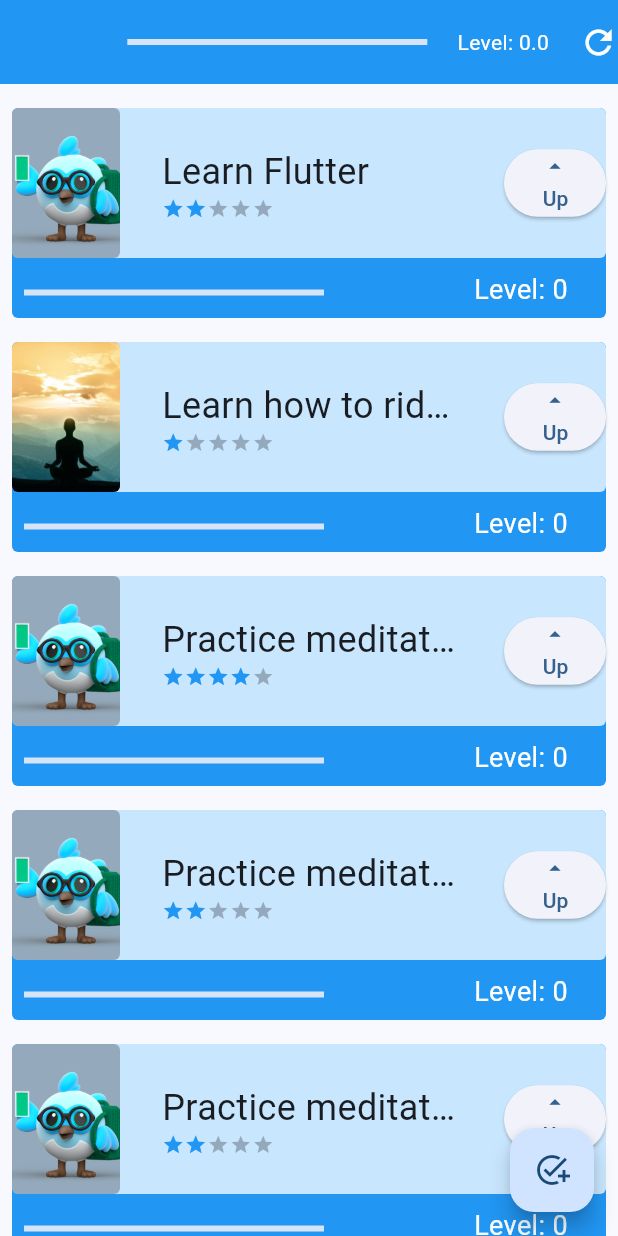
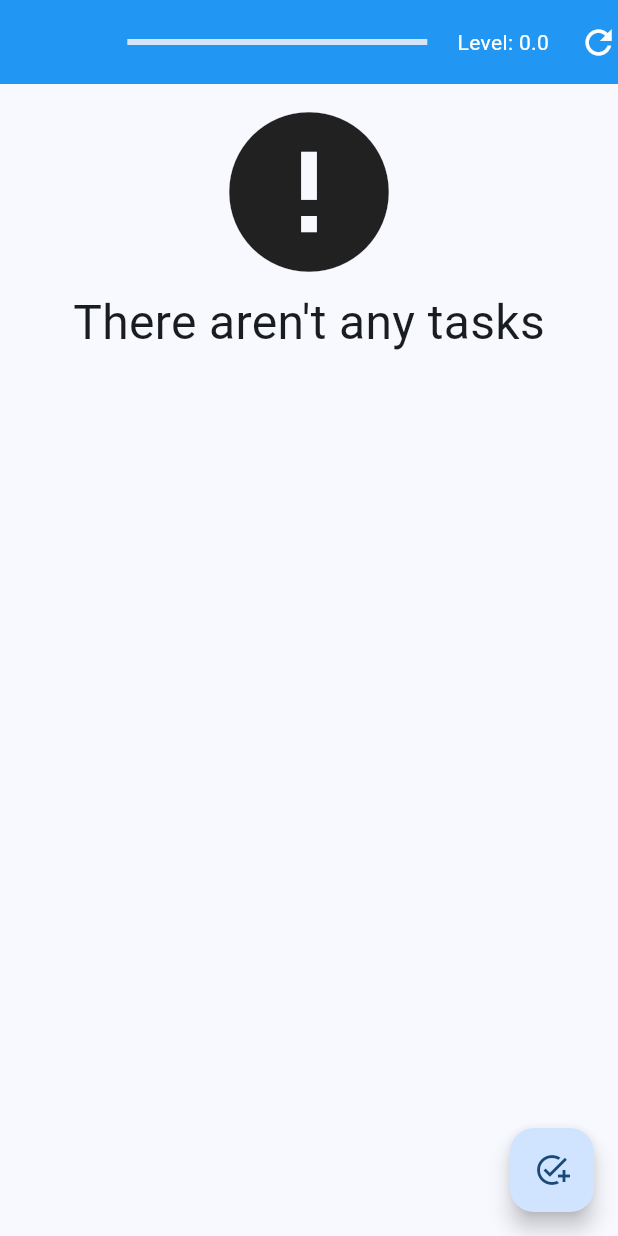
Before and after one commit to Bia1106/app_tasks_alura, a Flutter app: the screen it shows after launch, on a phone screen of 412 x 824 dp. Run offline on Flutter 3.47's test engine with Material 3 defaults, Android fonts, the phone set to English and light mode, and no system bars; our stand-ins replace sqflite; accounts and stored records are empty.

Commit message:
🗃️ added data base connection and modifed the responsable file for getting db information;

```diff
--- /dev/null
+++ b/lib/data/task_dao.dart
@@ -0,0 +1,83 @@
+import 'package:app_tasks_alura/components/task.dart';
+import 'package:app_tasks_alura/data/database.dart';
+import 'package:flutter/material.dart';
+import 'package:sqflite/sqflite.dart';
+
+class TaskDao {
+  static const String _tablename = 'taskTable';
+  static const String _name = 'taskName';
+  static const String _difficulty = 'difficulty';
+  static const String _image = 'image';
+
+  static const String tableSql = 'CREATE TABLE $_tablename('
+      '$_name TEXT, '
+      '$_difficulty INTEGER, '
+      '$_image TEXT)';
+
+  save(Task task) async {
+    debugPrint("Accessing method save: ");
+    final Database db = await getDatabase();
+    var itemExists = await find(task.taskName);
+    Map<String, dynamic> taskMap = toMap(task);
+    if (itemExists.isEmpty) {
+      debugPrint("Task didn't exist");
+      return await db.insert(
+        _tablename,
+        taskMap,
+      );
+    } else {
+      debugPrint("The task already existed");
+      return await db.update(
+        _tablename,
+        taskMap,
+        where: '$_name = ?',
+        whereArgs: [task.taskName],
+      );
+    }
+  }
+
+  Future<List<Task>> findAll() async {
+    debugPrint("Accessing method findAll: ");
+    final Database db = await getDatabase();
+    final List<Map<String, dynamic>> result = await db.query(_tablename);
+    debugPrint("Searching data in the data base... Found: $result");
+    return toList(result);
+  }
+
+  Future<List<Task>> find(String taskName) async {
+    debugPrint("Accessing method findAll: ");
+    final Database db = await getDatabase();
+    final List<Map<String, dynamic>> result =
+        await db.query(_tablename, where: '$_name = ?', whereArgs: [taskName]);
+    debugPrint("Searching data in the data base... Found: ${toList(result)}");
+    return toList(result);
+  }
+
+  delete(String taskName) async {
+    debugPrint("Deleting task $taskName");
+    final Database db = await getDatabase();
+    return db.delete(_tablename, where: '$_name = ?', whereArgs: [taskName]);
+  }
+
+  List<Task> toList(List<Map<String, dynamic>> tasksList) {
+    debugPrint("Converting to a list");
+    final List<Task> tasks = [];
+    for (Map<String, dynamic> line in tasksList) {
+      final Task task =
+          Task(line[_name], line[_image], difficulty: line[_difficulty]);
+      tasks.add(task);
+    }
+    debugPrint('Task list $tasks');
+    return tasks;
+  }
+
+  Map<String, dynamic> toMap(Task task) {
+    debugPrint("Converting to a map");
+    final Map<String, dynamic> tasksMap = {};
+    tasksMap[_name] = task.taskName;
+    tasksMap[_image] = task.photo;
+    tasksMap[_difficulty] = task.difficulty;
+    debugPrint('Task map $tasksMap');
+    return tasksMap;
+  }
+}
--- a/lib/screens/tasks.dart
+++ b/lib/screens/tasks.dart
@@ -1,4 +1,5 @@
 import 'package:app_tasks_alura/components/task.dart';
+import 'package:app_tasks_alura/data/task_dao.dart';
 import 'package:app_tasks_alura/data/task_inhetited.dart';
 import 'package:app_tasks_alura/screens/task_form.dart';
 import 'package:flutter/material.dart';
@@ -76,9 +77,77 @@ class _TasksState extends State<Tasks> {
         //se torna desnecessário quando as linhas 53 a 58 estão comentadas porém pretendo utilizar mais tarde com outro botão
         opacity: opacity ? 1 : 0,
         duration: const Duration(milliseconds: 2000),
-        child: ListView(
+        child: Padding(
           padding: const EdgeInsets.only(top: 8, bottom: 70),
-          children: TaskInherited.of(context)!.taskList,
+          child: FutureBuilder(
+              future: TaskDao().findAll(),
+              builder: (
+                context,
+                snapshot,
+              ) {
+                List<Task>? itens = snapshot.data;
+                switch (snapshot.connectionState) {
+                  case ConnectionState.none:
+                    return const Center(
+                      child: Column(
+                        children: [
+                          CircularProgressIndicator(),
+                          Text('Loading'),
+                        ],
+                      ),
+                    );
+                  case ConnectionState.waiting:
+                    return const Center(
+                      child: Column(
+                        children: [
+                          CircularProgressIndicator(),
+                          Text('Loading'),
+                        ],
+                      ),
+                    );
+                  case ConnectionState.active:
+                    return const Center(
+                      child: Column(
+                        children: [
+                          CircularProgressIndicator(),
+                          Text('Loading'),
+                        ],
+                      ),
+                    );
+                  case ConnectionState.done:
+                    if (snapshot.hasData && itens != null) {
+                      if (itens.isNotEmpty) {
+                        return ListView.builder(
+                            itemCount: itens.length,
+                            itemBuilder: (BuildContext context, int index) {
+                              final Task task = itens[index];
+                              return task;
+                            });
+                      } else {
+                        return const Center(
+                          child: Column(
+                            children: [
+                              Icon(
+                                Icons.error_outlined,
+                                size: 128,
+                              ),
+                              Text(
+                                "There aren't any tasks",
+                                style: TextStyle(
+                                  fontSize: 32,
+                                ),
+                              )
+                            ],
+                          ),
+                        );
+                      }
+                    } else {
+                      return const Text('Error loading tasks!');
+                    }
+                  default:
+                }
+                return const Text('Unknown error!');
+              }),
         ),
       ),
       // floatingActionButton: FloatingActionButton(
@@ -94,8 +163,8 @@ class _TasksState extends State<Tasks> {
             MaterialPageRoute(
                 builder: (contextNew) => TaskForm(
                       // nesse caso diferecia-se esse context para mostrar que está sendo buildado um contexto novo e como precisamos do contexto que vem de fora, o contexto da lista
-                      // muda-se o nome da variável pra ficar mais fácil a visualização de que o contexto passado para o TaskForm é o de Tasks e não o dele mesmo
-                      //(que é novo e não) contém as informações que precisamos
+                      // muda-se o nome da variável pra ficar mais fácil a visualização de que o contexto passado para o TaskForm é o de Tasks e não o dele mesmo,
+                      // que é novo e não contém as informações que precisamos
                       taskContext: context,
                     ))),
         child: const Icon(
--- a/pubspec.yaml
+++ b/pubspec.yaml
@@ -35,7 +35,8 @@ dependencies:
   # The following adds the Cupertino Icons font to your application.
   # Use with the CupertinoIcons class for iOS style icons.
   cupertino_icons: ^1.0.2
-
+  sqflite: ^2.0.3+1
+  path: any
 dev_dependencies:
   flutter_test:
     sdk: flutter
```
Also changed, not shown: lib/data/database.dart (added, +12 -0 lines), pubspec.lock, 1 other file.
